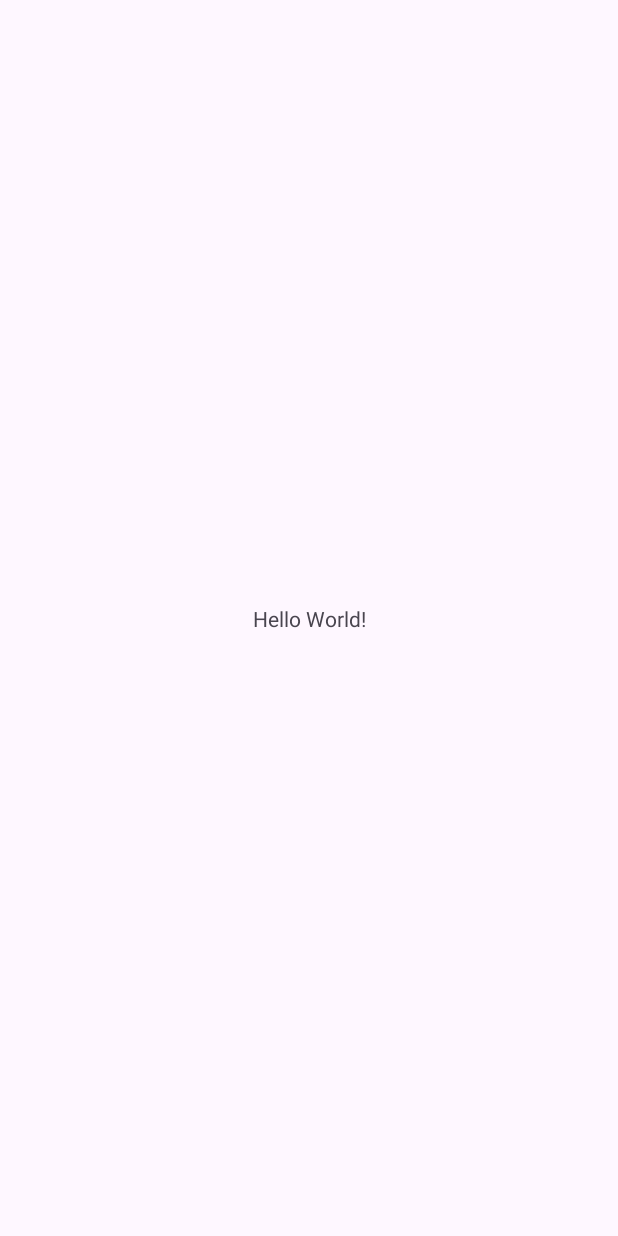
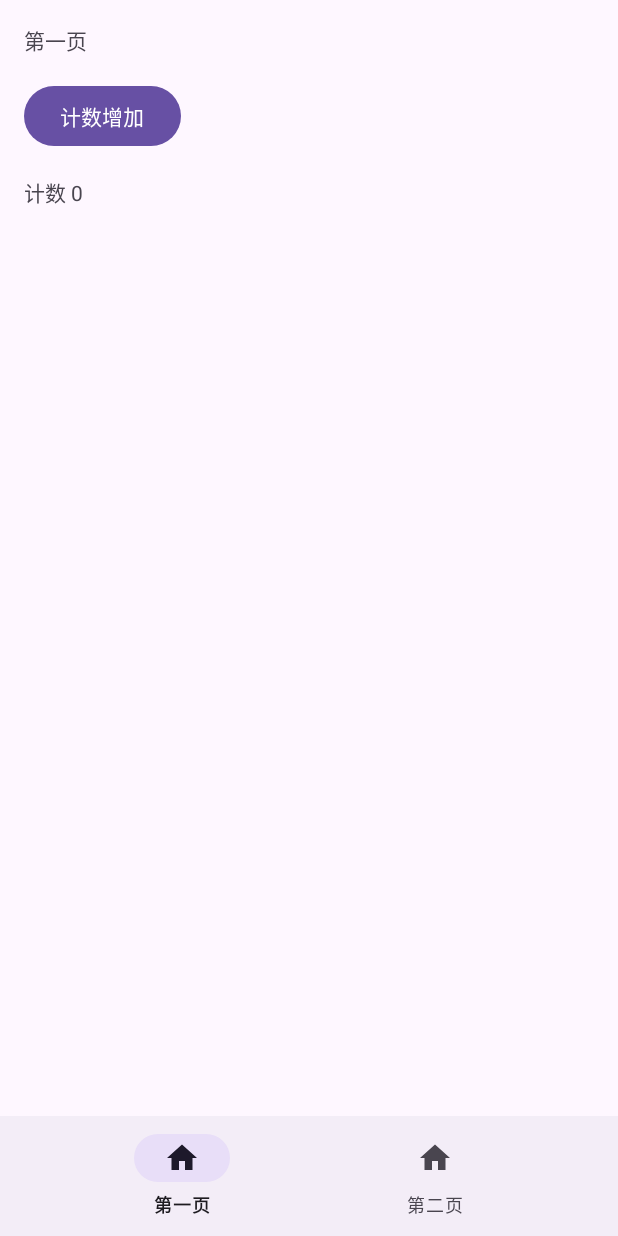
Before and after one commit to kvii/ch15NewApp, an Android app: the screen it shows after launch (MainActivity), on a phone screen of 412 x 824 dp. Before the commit the screen is almost empty. Run offline under Robolectric (Android 15) with nearby library versions, the phone set to English and light mode, and no system bars; our stand-ins replace navigation-ui.

Commit message:
feat: navigation

```diff
--- a/app/src/main/java/com/example/ch15newapp/activity/MainActivity.kt
+++ b/app/src/main/java/com/example/ch15newapp/activity/MainActivity.kt
@@ -5,7 +5,11 @@ import androidx.activity.enableEdgeToEdge
 import androidx.appcompat.app.AppCompatActivity
 import androidx.core.view.ViewCompat
 import androidx.core.view.WindowInsetsCompat
+import androidx.navigation.NavController
+import androidx.navigation.fragment.NavHostFragment
+import androidx.navigation.ui.setupWithNavController
 import com.example.ch15newapp.R
+import com.google.android.material.bottomnavigation.BottomNavigationView
 
 class MainActivity : AppCompatActivity() {
     override fun onCreate(savedInstanceState: Bundle?) {
@@ -17,5 +21,15 @@ class MainActivity : AppCompatActivity() {
             v.setPadding(systemBars.left, systemBars.top, systemBars.right, systemBars.bottom)
             insets
         }
+
+        val host =
+            supportFragmentManager.findFragmentById(R.id.fragment_nav_host) as NavHostFragment
+        initBottomNav(host.navController)
+    }
+
+    private fun initBottomNav(navController: NavController) {
+        findViewById<BottomNavigationView>(R.id.bottom_nav_view).apply {
+            setupWithNavController(navController)
+        }
     }
 }
--- a/app/src/main/java/com/example/ch15newapp/fragment/Page1Fragment.kt
+++ b/app/src/main/java/com/example/ch15newapp/fragment/Page1Fragment.kt
@@ -3,6 +3,7 @@ package com.example.ch15newapp.fragment
 import android.os.Bundle
 import android.view.View
 import android.widget.Button
+import android.widget.TextView
 import androidx.fragment.app.Fragment
 import androidx.fragment.app.activityViewModels
 import com.example.ch15newapp.R
@@ -19,7 +20,7 @@ class Page1Fragment : Fragment(R.layout.fragment_page1) {
     private fun initView(view: View) {
         // 当前计数
         count.count.observe(viewLifecycleOwner) {
-            view.findViewById<Button>(R.id.btn_add).text = getString(R.string.count, it)
+            view.findViewById<TextView>(R.id.tv_count).text = getString(R.string.count, it)
         }
         // 添加计数
         view.findViewById<Button>(R.id.btn_add).setOnClickListener {
--- a/app/src/main/java/com/example/ch15newapp/viewModel/CountVM.kt
+++ b/app/src/main/java/com/example/ch15newapp/viewModel/CountVM.kt
@@ -20,6 +20,12 @@ class CountVM(private val repo: CountRepo) : ViewModel() {
         _count.value = newCount
     }
 
+    fun decrement() {
+        val newCount = _count.value!! - 1
+        repo.saveCount(newCount)
+        _count.value = newCount
+    }
+
     companion object {
         val Factory = viewModelFactory {
             initializer {
--- /dev/null
+++ b/app/src/main/res/drawable/home.xml
@@ -0,0 +1,5 @@
+<vector xmlns:android="http://schemas.android.com/apk/res/android" android:height="24dp" android:tint="#000000" android:viewportHeight="24" android:viewportWidth="24" android:width="24dp">
+
+    <path android:fillColor="@android:color/white" android:pathData="M10,20v-6h4v6h5v-8h3L12,3 2,12h3v8z"/>
+
+</vector>
--- a/app/src/main/res/layout/activity_main.xml
+++ b/app/src/main/res/layout/activity_main.xml
@@ -1,19 +1,25 @@
 <?xml version="1.0" encoding="utf-8"?>
-<androidx.constraintlayout.widget.ConstraintLayout xmlns:android="http://schemas.android.com/apk/res/android"
+<LinearLayout xmlns:android="http://schemas.android.com/apk/res/android"
     xmlns:app="http://schemas.android.com/apk/res-auto"
     xmlns:tools="http://schemas.android.com/tools"
     android:id="@+id/main"
     android:layout_width="match_parent"
     android:layout_height="match_parent"
+    android:orientation="vertical"
     tools:context=".activity.MainActivity">
 
-    <TextView
-        android:layout_width="wrap_content"
+    <androidx.fragment.app.FragmentContainerView
+        android:id="@+id/fragment_nav_host"
+        android:name="androidx.navigation.fragment.NavHostFragment"
+        android:layout_width="match_parent"
+        android:layout_height="0dp"
+        android:layout_weight="1"
+        app:defaultNavHost="true"
+        app:navGraph="@navigation/navigation_app" />
+
+    <com.google.android.material.bottomnavigation.BottomNavigationView
+        android:id="@+id/bottom_nav_view"
+        android:layout_width="match_parent"
         android:layout_height="wrap_content"
-        android:text="Hello World!"
-        app:layout_constraintBottom_toBottomOf="parent"
-        app:layout_constraintEnd_toEndOf="parent"
-        app:layout_constraintStart_toStartOf="parent"
-        app:layout_constraintTop_toTopOf="parent" />
-
-</androidx.constraintlayout.widget.ConstraintLayout>
+        app:menu="@menu/menu_app" />
+</LinearLayout>
--- /dev/null
+++ b/app/src/main/res/menu/menu_app.xml
@@ -0,0 +1,11 @@
+<?xml version="1.0" encoding="utf-8"?>
+<menu xmlns:android="http://schemas.android.com/apk/res/android">
+    <item
+        android:id="@id/page1_dest"
+        android:icon="@drawable/home"
+        android:title="@string/page1" />
+    <item
+        android:id="@id/page2_dest"
+        android:icon="@drawable/home"
+        android:title="@string/page2" />
+</menu>
--- /dev/null
+++ b/app/src/main/res/navigation/navigation_app.xml
@@ -0,0 +1,15 @@
+<?xml version="1.0" encoding="utf-8"?>
+<navigation xmlns:android="http://schemas.android.com/apk/res/android"
+    xmlns:app="http://schemas.android.com/apk/res-auto"
+    android:id="@+id/app_navigation"
+    app:startDestination="@id/page1_dest">
+
+    <fragment
+        android:id="@+id/page1_dest"
+        android:name="com.example.ch15newapp.fragment.Page1Fragment"
+        android:label="Page1Fragment" />
+    <fragment
+        android:id="@+id/page2_dest"
+        android:name="com.example.ch15newapp.fragment.Page2Fragment"
+        android:label="Page2Fragment" />
+</navigation>
--- a/app/src/main/res/values/strings.xml
+++ b/app/src/main/res/values/strings.xml
@@ -1,6 +1,8 @@
 <resources>
     <string name="app_name">ch15NewApp</string>
     <string name="page1">第一页</string>
+    <string name="page2">第二页</string>
     <string name="increase">计数增加</string>
+    <string name="decrease">计数减少</string>
     <string name="count">计数 %d</string>
 </resources>
```
Also changed, not shown: app/src/main/java/com/example/ch15newapp/fragment/Page2Fragment.kt (+6 -5 lines), app/src/main/res/layout/fragment_page2.xml (+6 -6 lines).
